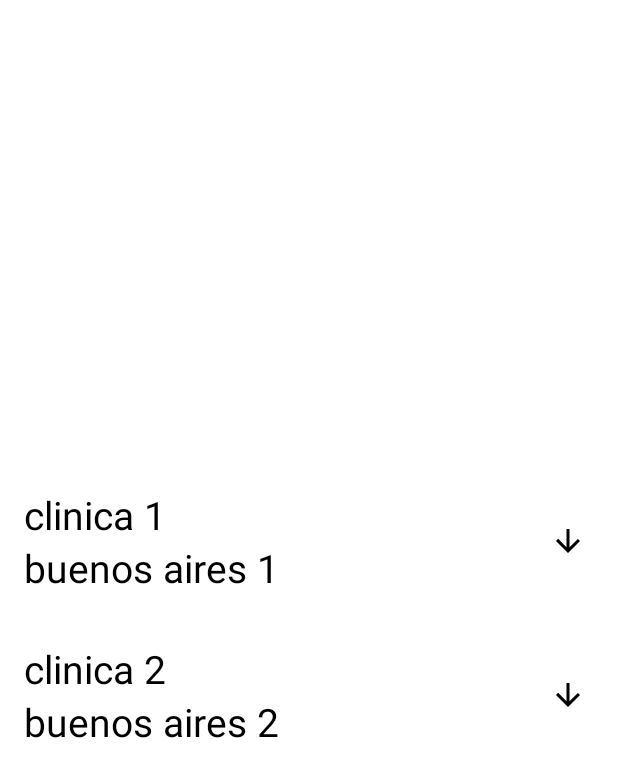
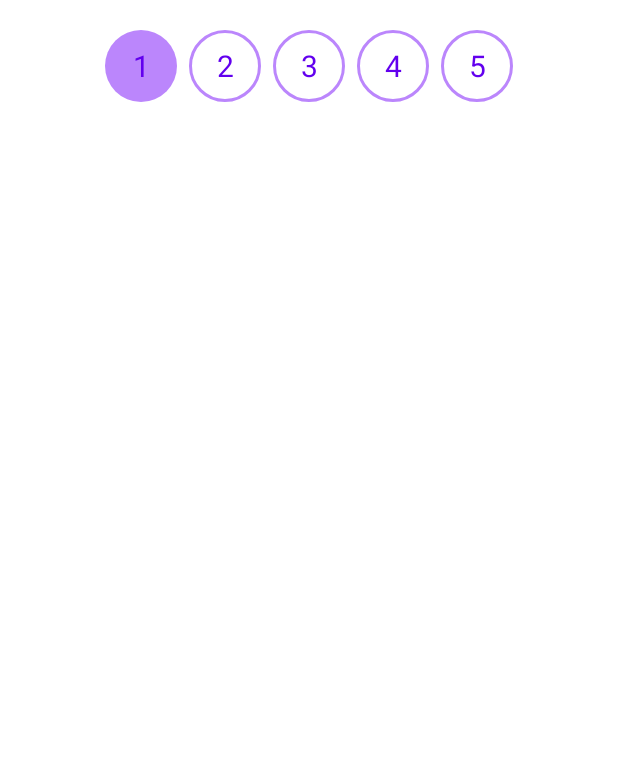
Before and after one commit to montes8/ExampleExpandeList, an Android app: the screen it shows after launch (MainActivity), on a phone screen of 412 x 824 dp. Shown: the top 777 px of the screen. Run offline under Robolectric (Android 15) with nearby library versions, the phone set to English and light mode, and no system bars.

Commit message:
update example

```diff
--- a/app/src/main/java/com/gb/vale/demoexpandelist/MainActivity.java
+++ b/app/src/main/java/com/gb/vale/demoexpandelist/MainActivity.java
@@ -4,11 +4,15 @@ import androidx.appcompat.app.AppCompatActivity;
 import androidx.recyclerview.widget.LinearLayoutManager;
 import androidx.recyclerview.widget.RecyclerView;
 
+import android.annotation.SuppressLint;
 import android.os.Bundle;
 import android.view.View;
+import android.widget.RadioGroup;
 
 import com.gb.vale.demoexpandelist.adapter.ParentMedicAdapter;
 import com.gb.vale.demoexpandelist.model.ParentMedic;
+import com.gb.vale.demoexpandelist.presenter.IMainPresenter;
+import com.gb.vale.demoexpandelist.presenter.PresenterMain;
 
 import java.util.List;
 
@@ -16,17 +20,21 @@ public class MainActivity extends AppCompatActivity implements IMainPresenter {
 
     ParentMedicAdapter adapterParent = new ParentMedicAdapter();
     private  RecyclerView rvParent;
-    private PresenterMain  presenterMain;
+
+    private RadioGroup rbSelector;
+    private PresenterMain presenterMain;
 
     @Override
     protected void onCreate(Bundle savedInstanceState) {
         super.onCreate(savedInstanceState);
         setContentView(R.layout.activity_main);
         rvParent = findViewById(R.id.rvClinic);
+        rbSelector = findViewById(R.id.rgSelected);
         rvParent.setLayoutManager(new LinearLayoutManager(this));
         rvParent.setAdapter(adapterParent);
         presenterMain = new PresenterMain(this);
-        selectedDate(2);
+        selectedDate(1);
+        configRadioSelector();
     }
 
     public void selectedDate(int date){
@@ -35,12 +43,25 @@ public class MainActivity extends AppCompatActivity implements IMainPresenter {
 
     @Override
     public void successListParent(List<ParentMedic> list, int value) {
-        presenterMain.getListHistory(list,value);
-    }
-
-    @Override
-    public void successListHistory(List<ParentMedic> list) {
         rvParent.setVisibility(list.isEmpty()?View.GONE : View.VISIBLE);
         adapterParent.addList(list);
     }
+    @SuppressLint("NonConstantResourceId")
+    private void configRadioSelector() {
+        rbSelector.setOnCheckedChangeListener((group, checkedId) -> {
+            switch (checkedId) {
+                case R.id.rbOne: { selectedDate(1);}
+                break;
+                case R.id.rbTwo : { selectedDate(2);}
+                break;
+                case R.id.rbThree :{ selectedDate(3);}
+                break;
+                case R.id.rbFour: { selectedDate(4);}
+                break;
+                case R.id.rbSix: { selectedDate(5);}
+                break;
+        }
+        });
+    }
+
 }
--- a/app/src/main/java/com/gb/vale/demoexpandelist/PresenterMain.java
+++ /dev/null
@@ -1,60 +0,0 @@
-package com.gb.vale.demoexpandelist;
-
-import com.gb.vale.demoexpandelist.model.ExpandeHistory;
-import com.gb.vale.demoexpandelist.model.ParentMedic;
-
-import java.util.ArrayList;
-import java.util.List;
-
-public class PresenterMain {
-
-    private IMainPresenter iPresenterMain;
-
-    public PresenterMain(IMainPresenter iPresenterMain) {
-        this.iPresenterMain = iPresenterMain;
-    }
-
-    public void getListParent(int value){
-        List<ParentMedic> list = new ArrayList<>();
-        switch (value){
-            case  0:
-            case 2: {
-                list.add(new ParentMedic("clinica 1","buenos aires 1", new ArrayList<>()));
-                list.add(new ParentMedic("clinica 2","buenos aires 2",new ArrayList<>()));
-            }
-            break;
-        }
-
-        iPresenterMain.successListParent(list,value);
-
-    }
-
-    public void getListHistory(List<ParentMedic> list ,int value){
-        List<ExpandeHistory> listHistory = new ArrayList<>();
-        List<ExpandeHistory> listHistoryTwo = new ArrayList<>();
-        listHistory.add(new ExpandeHistory("12/09/2300 ","hola como estan"));
-        listHistory.add(new ExpandeHistory("13/09/2300","hols que hay de nuevo"));
-        listHistoryTwo.add(new ExpandeHistory("12/09/2200 ","hola como estan"));
-        listHistoryTwo.add(new ExpandeHistory("13/09/2200","hols que hay de nuevo"));
-        listHistoryTwo.add(new ExpandeHistory("14/09/2200","hols que hay de nuevo"));
-
-        switch (value){
-            case  0:
-            case 2: {
-                list.get(0).setListHistory(listHistory);
-                list.get(1).setListHistory(listHistoryTwo);
-
-            }
-            break;
-        }
-
-
-        iPresenterMain.successListHistory(list);
-    }
-}
-
-
-interface IMainPresenter {
-    void successListParent(List<ParentMedic> list,int value);
-    void successListHistory(List<ParentMedic> list);
-}
--- /dev/null
+++ b/app/src/main/java/com/gb/vale/demoexpandelist/presenter/IMainPresenter.java
@@ -0,0 +1,9 @@
+package com.gb.vale.demoexpandelist.presenter;
+
+import com.gb.vale.demoexpandelist.model.ParentMedic;
+
+import java.util.List;
+
+public interface IMainPresenter {
+    void successListParent(List<ParentMedic> list, int value);
+}
--- /dev/null
+++ b/app/src/main/java/com/gb/vale/demoexpandelist/presenter/PresenterMain.java
@@ -0,0 +1,57 @@
+package com.gb.vale.demoexpandelist.presenter;
+
+import com.gb.vale.demoexpandelist.model.ExpandeHistory;
+import com.gb.vale.demoexpandelist.model.ParentMedic;
+
+import java.util.ArrayList;
+import java.util.List;
+
+public class PresenterMain {
+
+    private final IMainPresenter iPresenterMain;
+
+    public PresenterMain(IMainPresenter iPresenterMain) {
+        this.iPresenterMain = iPresenterMain;
+    }
+
+
+    public void getListParent(int value) {
+        //lista padre
+        List<ParentMedic> list = new ArrayList<>();
+
+        //lista expanded
+        List<ExpandeHistory> listHistory = new ArrayList<>();
+        List<ExpandeHistory> listHistoryTwo = new ArrayList<>();
+        switch (value) {
+            case 3: {
+                listHistory.add(new ExpandeHistory("12/09/2300 ", "hola como estan"));
+                listHistory.add(new ExpandeHistory("13/09/2300", "hols que hay de nuevo"));
+                list.add(new ParentMedic("clinica 5", "buenos aires 5", new ArrayList<>()));
+                list.add(new ParentMedic("clinica 6", "buenos aires 6", listHistoryTwo));
+            }
+            case 2: {
+                listHistory.add(new ExpandeHistory("12/09/2300 ", "hola como estan"));
+                listHistory.add(new ExpandeHistory("13/09/2300", "hols que hay de nuevo"));
+                listHistoryTwo.add(new ExpandeHistory("12/09/2200 ", "hola como estan"));
+                listHistoryTwo.add(new ExpandeHistory("13/09/2200", "hols que hay de nuevo"));
+                listHistoryTwo.add(new ExpandeHistory("14/09/2200", "hols que hay de nuevo"));
+                list.add(new ParentMedic("clinica 1", "buenos aires 1", listHistory));
+                list.add(new ParentMedic("clinica 2", "buenos aires 2", listHistoryTwo));
+            }
+            break;
+            case 5: {
+                listHistory.add(new ExpandeHistory("12/09/2500 ", "hola como estan"));
+                listHistory.add(new ExpandeHistory("13/09/2500", "hols que hay de nuevo"));
+                listHistoryTwo.add(new ExpandeHistory("12/09/2500 ", "hola como estan"));
+                listHistoryTwo.add(new ExpandeHistory("13/09/2500", "hols que hay de nuevo"));
+                listHistoryTwo.add(new ExpandeHistory("14/09/2500", "hols que hay de nuevo"));
+                list.add(new ParentMedic("clinica 3", "buenos aires 3", listHistory));
+                list.add(new ParentMedic("clinica 4", "buenos aires 4", listHistoryTwo));
+            }
+            break;
+        }
+
+        iPresenterMain.successListParent(list, value);
+
+    }
+}
--- /dev/null
+++ b/app/src/main/res/color/text_color_selected.xml
@@ -0,0 +1,6 @@
+<?xml version="1.0" encoding="utf-8"?>
+<selector xmlns:android="http://schemas.android.com/apk/res/android">
+    <item android:color="@color/white" android:state_focused="true" />
+    <item android:color="@color/purple_500" android:state_focused="false"/>
+
+</selector>
--- /dev/null
+++ b/app/src/main/res/drawable/bg_rb.xml
@@ -0,0 +1,16 @@
+<?xml version="1.0" encoding="utf-8"?>
+<selector xmlns:android="http://schemas.android.com/apk/res/android">
+<item android:state_enabled="false">
+    <shape android:shape="oval">
+        <solid android:color="@color/white" />
+        <stroke android:width="2dp"
+            android:color="@color/purple_200"/>
+    </shape>
+</item>
+<item android:state_checked="true">
+    <shape android:shape="oval">
+        <solid android:color="@color/purple_200" />
+    </shape>
+</item>
+
+</selector>
--- a/app/src/main/res/layout/activity_main.xml
+++ b/app/src/main/res/layout/activity_main.xml
@@ -7,16 +7,85 @@
     android:layout_height="match_parent"
     tools:context=".MainActivity">
 
+    <RadioGroup
+        android:id="@+id/rgSelected"
+        android:layout_marginTop="20dp"
+        android:layout_width="match_parent"
+        app:layout_constraintTop_toTopOf="parent"
+        app:layout_constraintEnd_toEndOf="parent"
+        android:orientation="horizontal"
+        android:gravity="center"
+        app:layout_constraintStart_toStartOf="parent"
+        android:layout_height="wrap_content">
+
+        <RadioButton
+            android:id="@+id/rbOne"
+            android:layout_width="wrap_content"
+            android:text="1"
+            android:checked="true"
+            android:gravity="center"
+            android:textColor="@color/text_color_selected"
+            android:textSize="20sp"
+            android:background="@drawable/bg_rb"
+            android:button="@null"
+            android:layout_height="wrap_content"/>
+        <RadioButton
+            android:id="@+id/rbTwo"
+            android:layout_width="wrap_content"
+            android:text="2"
+            android:layout_marginStart="8dp"
+            android:gravity="center"
+            android:textColor="@color/text_color_selected"
+            android:textSize="20sp"
+            android:background="@drawable/bg_rb"
+            android:button="@null"
+            android:layout_height="wrap_content"/>
+        <RadioButton
+            android:id="@+id/rbThree"
+            android:layout_width="wrap_content"
+            android:text="3"
+            android:gravity="center"
+            android:textColor="@color/text_color_selected"
+            android:textSize="20sp"
+            android:layout_marginStart="8dp"
+            android:background="@drawable/bg_rb"
+            android:button="@null"
+            android:layout_height="wrap_content"/>
+        <RadioButton
+            android:id="@+id/rbFour"
+            android:layout_width="wrap_content"
+            android:text="4"
+            android:gravity="center"
+            android:layout_marginStart="8dp"
+            android:textColor="@color/text_color_selected"
+            android:textSize="20sp"
+            android:background="@drawable/bg_rb"
+            android:button="@null"
+            android:layout_height="wrap_content"/>
+        <RadioButton
+            android:id="@+id/rbSix"
+            android:layout_width="wrap_content"
+            android:text="5"
+            android:layout_marginStart="8dp"
+            android:gravity="center"
+            android:textColor="@color/text_color_selected"
+            android:textSize="20sp"
+            android:background="@drawable/bg_rb"
+            android:button="@null"
+            android:layout_height="wrap_content"/>
+
+    </RadioGroup>
+
 
     <androidx.recyclerview.widget.RecyclerView
         android:id="@+id/rvClinic"
         android:layout_width="match_parent"
-        android:layout_height="wrap_content"
+        android:layout_height="0dp"
         app:layout_constraintBottom_toBottomOf="parent"
         app:layout_constraintEnd_toEndOf="parent"
         tools:itemCount="2"
         tools:listitem="@layout/row_clinic"
         app:layout_constraintStart_toStartOf="parent"
-        app:layout_constraintTop_toTopOf="parent" />
+        app:layout_constraintTop_toBottomOf="@+id/rgSelected" />
 
 </androidx.constraintlayout.widget.ConstraintLayout>
```
